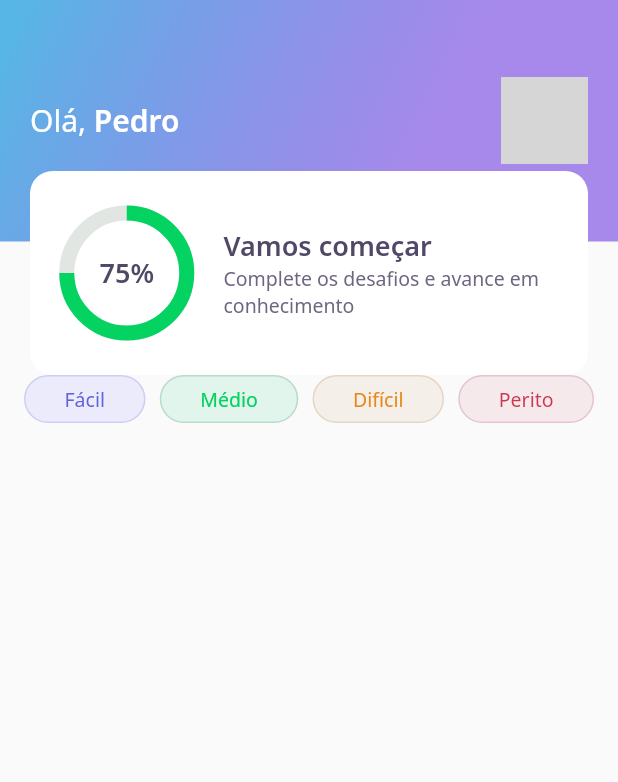
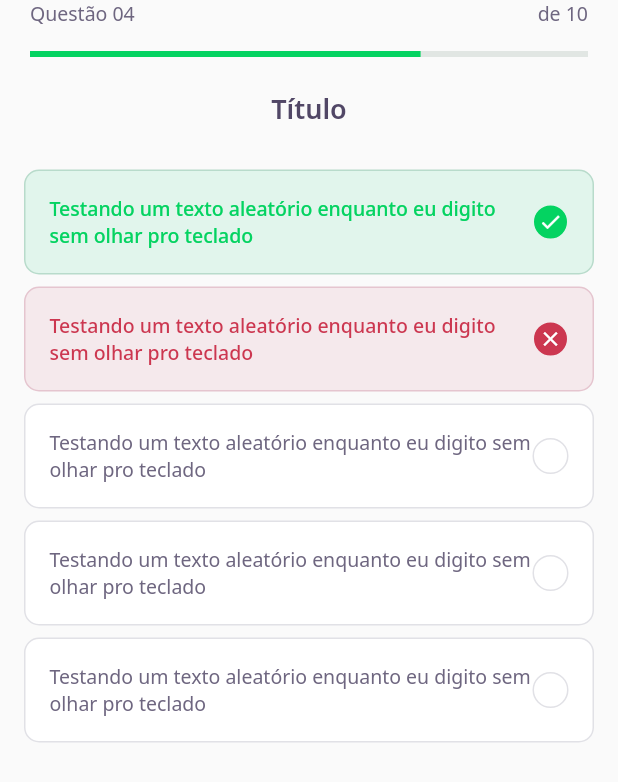
Before and after one commit to pedrohfernandes/DevQuiz, a Flutter app: the screen it shows after launch, on a phone screen of 412 x 824 dp. Shown: the top 782 px of the screen. Run offline on Flutter 3.47's test engine with Material 2 defaults, Android fonts, the phone set to English and light mode, and no system bars; our stand-ins replace google_fonts; grey boxes are pictures that could not be loaded.

Commit message:
finalizacao da aula 2 - criacao da challenge_page e widgets auxiliares

```diff
--- /dev/null
+++ b/lib/challenge/challenge_page.dart
@@ -0,0 +1,26 @@
+import 'package:devquiz/challenge/widgets/question_indicator/question_indicator_widget.dart';
+import 'package:devquiz/challenge/widgets/quiz/quiz_widget.dart';
+import 'package:flutter/material.dart';
+
+class ChallengePage extends StatefulWidget {
+  const ChallengePage({Key? key}) : super(key: key);
+
+  @override
+  State<ChallengePage> createState() => _ChallengePageState();
+}
+
+class _ChallengePageState extends State<ChallengePage> {
+  @override
+  Widget build(BuildContext context) {
+    return Scaffold(
+      appBar: PreferredSize(
+        preferredSize: Size.fromHeight(60),
+        child: SafeArea(
+          top: true,
+          child: QuestionIndicatorWidget(),
+        ),
+      ),
+      body: QuizWidget(title: "Título"),
+    );
+  }
+}
--- /dev/null
+++ b/lib/challenge/widgets/answer/answer_widget.dart
@@ -0,0 +1,84 @@
+import 'package:devquiz/core/core.dart';
+import 'package:flutter/material.dart';
+
+class AnswerWidget extends StatelessWidget {
+  final String title;
+  final bool isRight;
+  final bool isSelected;
+
+  const AnswerWidget({
+    Key? key,
+    required this.title,
+    this.isRight = false,
+    this.isSelected = false,
+  }) : super(key: key);
+
+  Color get _selectedColorRight =>
+      isRight ? AppColors.darkGreen : AppColors.darkRed;
+
+  Color get _selectedBorderRight =>
+      isRight ? AppColors.lightGreen : AppColors.lightRed;
+
+  Color get _selectedColorCardRight =>
+      isRight ? AppColors.lightGreen : AppColors.lightRed;
+
+  Color get _selectedBorderCardRight =>
+      isRight ? AppColors.green : AppColors.red;
+
+  TextStyle get _selectedTextStyleRight =>
+      isRight ? AppTextStyles.bodyDarkGreen : AppTextStyles.bodyDarkRed;
+
+  IconData get _selectedIconRight => isRight ? Icons.check : Icons.close;
+
+  @override
+  Widget build(BuildContext context) {
+    return Padding(
+      padding: const EdgeInsets.symmetric(horizontal: 16, vertical: 4),
+      child: Container(
+        padding: EdgeInsets.all(16),
+        decoration: BoxDecoration(
+          color: isSelected ? _selectedColorCardRight : AppColors.white,
+          borderRadius: BorderRadius.circular(10),
+          border: Border.fromBorderSide(
+            BorderSide(
+              color: isSelected ? _selectedBorderCardRight : AppColors.border,
+            ),
+          ),
+        ),
+        child: Row(
+          crossAxisAlignment: CrossAxisAlignment.center,
+          mainAxisAlignment: MainAxisAlignment.spaceBetween,
+          children: [
+            Expanded(
+              child: Text(
+                title,
+                style:
+                    isSelected ? _selectedTextStyleRight : AppTextStyles.body,
+              ),
+            ),
+            Container(
+              width: 24,
+              height: 24,
+              decoration: BoxDecoration(
+                color: isSelected ? _selectedColorRight : AppColors.white,
+                borderRadius: BorderRadius.circular(500),
+                border: Border.fromBorderSide(
+                  BorderSide(
+                    color: isSelected ? _selectedBorderRight : AppColors.border,
+                  ),
+                ),
+              ),
+              child: isSelected
+                  ? Icon(
+                      _selectedIconRight,
+                      size: 16,
+                      color: AppColors.white,
+                    )
+                  : null,
+            ),
+          ],
+        ),
+      ),
+    );
+  }
+}
--- /dev/null
+++ b/lib/challenge/widgets/question_indicator/question_indicator_widget.dart
@@ -0,0 +1,39 @@
+import 'package:devquiz/core/core.dart';
+import 'package:devquiz/shared/widgets/progress_indicator_widget.dart';
+import 'package:flutter/material.dart';
+
+class QuestionIndicatorWidget extends StatelessWidget {
+  const QuestionIndicatorWidget({Key? key}) : super(key: key);
+
+  @override
+  Widget build(BuildContext context) {
+    return Container(
+      child: Padding(
+        padding: const EdgeInsets.symmetric(horizontal: 20),
+        child: Column(
+          children: [
+            Row(
+              mainAxisAlignment: MainAxisAlignment.spaceBetween,
+              children: [
+                Text(
+                  "Questão 04",
+                  style: AppTextStyles.body,
+                ),
+                Text(
+                  "de 10",
+                  style: AppTextStyles.body,
+                ),
+              ],
+            ),
+            SizedBox(
+              height: 16,
+            ),
+            ProgressIndicatorWidget(
+              value: 0.7,
+            ),
+          ],
+        ),
+      ),
+    );
+  }
+}
--- /dev/null
+++ b/lib/challenge/widgets/quiz/quiz_widget.dart
@@ -0,0 +1,49 @@
+import 'package:devquiz/challenge/widgets/answer/answer_widget.dart';
+import 'package:devquiz/core/core.dart';
+import 'package:flutter/material.dart';
+
+class QuizWidget extends StatelessWidget {
+  final String title;
+  const QuizWidget({Key? key, required this.title}) : super(key: key);
+
+  @override
+  Widget build(BuildContext context) {
+    return Container(
+      child: Column(
+        children: [
+          Text(
+            title,
+            style: AppTextStyles.heading,
+          ),
+          SizedBox(
+            height: 24,
+          ),
+          AnswerWidget(
+            isRight: true,
+            isSelected: true,
+            title:
+                "Testando um texto aleatório enquanto eu digito sem olhar pro teclado",
+          ),
+          AnswerWidget(
+            isRight: false,
+            isSelected: true,
+            title:
+                "Testando um texto aleatório enquanto eu digito sem olhar pro teclado",
+          ),
+          AnswerWidget(
+            title:
+                "Testando um texto aleatório enquanto eu digito sem olhar pro teclado",
+          ),
+          AnswerWidget(
+            title:
+                "Testando um texto aleatório enquanto eu digito sem olhar pro teclado",
+          ),
+          AnswerWidget(
+            title:
+                "Testando um texto aleatório enquanto eu digito sem olhar pro teclado",
+          ),
+        ],
+      ),
+    );
+  }
+}
--- a/lib/core/app_widget.dart
+++ b/lib/core/app_widget.dart
@@ -1,3 +1,4 @@
+import 'package:devquiz/challenge/challenge_page.dart';
 import 'package:devquiz/home/home_page.dart';
 import 'package:devquiz/splash/splash_page.dart';
 import 'package:flutter/material.dart';
@@ -7,7 +8,7 @@ class AppWidget extends StatelessWidget {
   Widget build(BuildContext context) {
     return MaterialApp(
       title: "DevQuiz",
-      home: HomePage(),
+      home: ChallengePage(),
     );
   }
 }
--- a/lib/home/home_page.dart
+++ b/lib/home/home_page.dart
@@ -1,5 +1,6 @@
 import 'package:devquiz/home/widgets/appbar/app_bar_widget.dart';
 import 'package:devquiz/home/widgets/level_button/level_button_widget.dart';
+import 'package:devquiz/home/widgets/quiz_card/quiz_card_widget.dart';
 import 'package:flutter/material.dart';
 
 class HomePage extends StatefulWidget {
@@ -16,6 +17,10 @@ class _HomePageState extends State<HomePage> {
       appBar: AppBarWidget(),
       body: Padding(
         padding: const EdgeInsets.symmetric(horizontal: 16),
+        child: Column(
+          children: [
+            Padding(
+              padding: const EdgeInsets.symmetric(vertical: 24),
               child: Row(
                 mainAxisAlignment: MainAxisAlignment.spaceBetween,
                 children: [
@@ -34,6 +39,26 @@ class _HomePageState extends State<HomePage> {
                 ],
               ),
             ),
+            Expanded(
+              child: GridView.count(
+                crossAxisSpacing: 16,
+                mainAxisSpacing: 16,
+                crossAxisCount: 2,
+                children: [
+                  QuizCardWidget(),
+                  QuizCardWidget(),
+                  QuizCardWidget(),
+                  QuizCardWidget(),
+                  QuizCardWidget(),
+                  QuizCardWidget(),
+                  QuizCardWidget(),
+                  QuizCardWidget(),
+                ],
+              ),
+            ),
+          ],
+        ),
+      ),
     );
   }
 }
--- /dev/null
+++ b/lib/home/widgets/quiz_card/quiz_card_widget.dart
@@ -0,0 +1,52 @@
+import 'package:devquiz/core/core.dart';
+import 'package:devquiz/shared/widgets/progress_indicator_widget.dart';
+import 'package:flutter/material.dart';
+
+class QuizCardWidget extends StatelessWidget {
+  const QuizCardWidget({Key? key}) : super(key: key);
+
+  @override
+  Widget build(BuildContext context) {
+    return Container(
+      padding: EdgeInsets.all(16),
+      decoration: BoxDecoration(
+        border: Border.fromBorderSide(BorderSide(color: AppColors.border)),
+        color: AppColors.white,
+        borderRadius: BorderRadius.circular(10),
+      ),
+      child: Column(
+        mainAxisAlignment: MainAxisAlignment.spaceBetween,
+        crossAxisAlignment: CrossAxisAlignment.start,
+        children: [
+          Container(
+            height: 40,
+            width: 40,
+            child: Image.asset(AppImages.blocks),
+          ),
+          Text(
+            "Gerenciamento de Estado",
+            style: AppTextStyles.heading15,
+          ),
+          Row(
+            crossAxisAlignment: CrossAxisAlignment.center,
+            children: [
+              Expanded(
+                flex: 2,
+                child: Text(
+                  "3 de 10",
+                  style: AppTextStyles.body11,
+                ),
+              ),
+              Expanded(
+                flex: 3,
+                child: ProgressIndicatorWidget(
+                  value: 0.3,
+                ),
+              ),
+            ],
+          ),
+        ],
+      ),
+    );
+  }
+}
--- /dev/null
+++ b/lib/shared/widgets/progress_indicator_widget.dart
@@ -0,0 +1,17 @@
+import 'package:flutter/material.dart';
+import 'package:devquiz/core/core.dart';
+
+class ProgressIndicatorWidget extends StatelessWidget {
+  final double value;
+  const ProgressIndicatorWidget({Key? key, required this.value})
+      : super(key: key);
+
+  @override
+  Widget build(BuildContext context) {
+    return LinearProgressIndicator(
+      value: value,
+      backgroundColor: AppColors.chartSecondary,
+      valueColor: AlwaysStoppedAnimation<Color>(AppColors.chartPrimary),
+    );
+  }
+}
```
Lines whose indentation alone changed are shown as unchanged.
